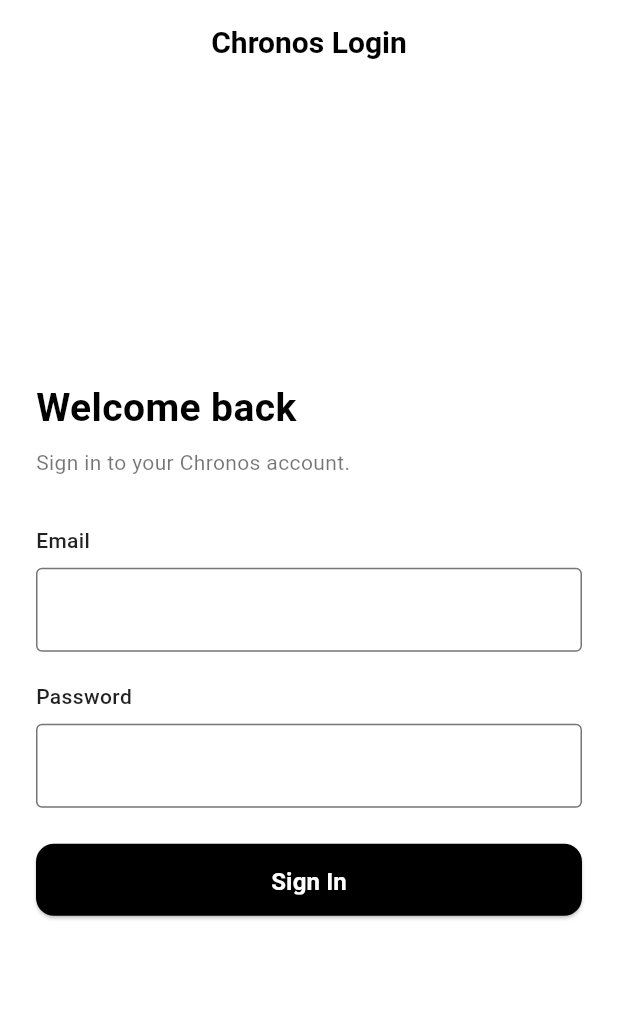
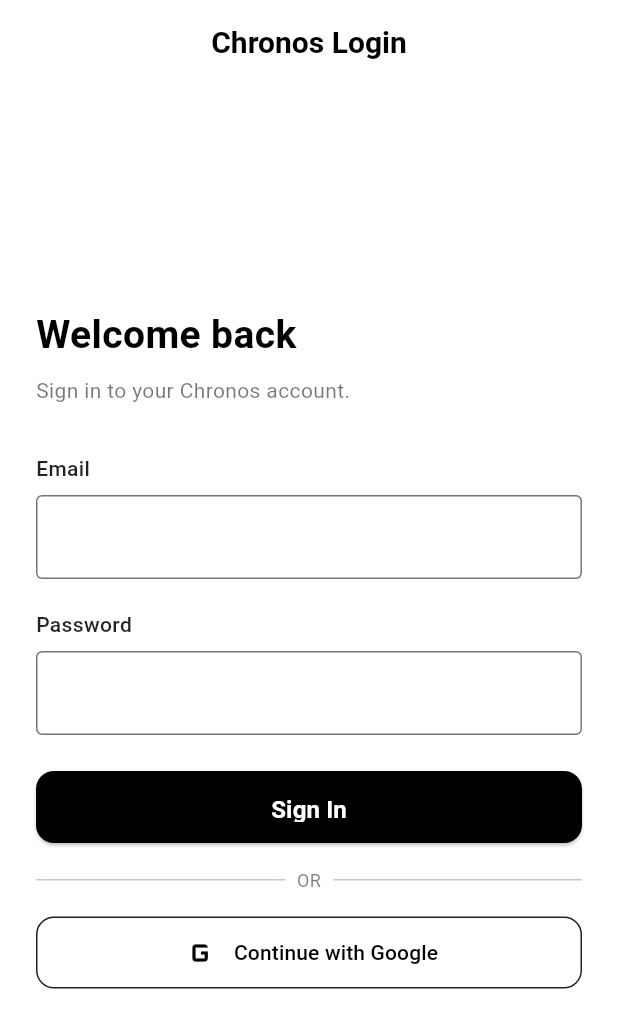
Before and after one commit to Chronus-LTE/chronos-mobile, a Flutter app: the screen it shows after launch, on a phone screen of 412 x 824 dp. Shown: the top 1028 px of the screen. Run offline on Flutter 3.47's test engine with Material 3 defaults, Android fonts, the phone set to English and light mode, and no system bars.

Commit message:
feat: loginwithGoogle and initial auth architecture (services, viewmodel)

```diff
--- a/lib/features/auth/presentation/login_screen.dart
+++ b/lib/features/auth/presentation/login_screen.dart
@@ -1,6 +1,7 @@
 import 'package:flutter/material.dart';
 import 'package:provider/provider.dart';
 import '../viewmodels/auth_view_model.dart';
+import '../presentation/home_screen.dart';
 
 class LoginScreen extends StatefulWidget {
   const LoginScreen({super.key});
@@ -156,6 +157,58 @@
 
                   const SizedBox(height: 16),
 
+                  // Divider OR
+                  Row(
+                    children: const [
+                      Expanded(child: Divider(thickness: 1)),
+                      Padding(
+                        padding: EdgeInsets.symmetric(horizontal: 8.0),
+                        child: Text(
+                          'OR',
+                          style: TextStyle(fontSize: 12, color: Colors.black54),
+                        ),
+                      ),
+                      Expanded(child: Divider(thickness: 1)),
+                    ],
+                  ),
+
+                  const SizedBox(height: 16),
+
+                  // Google Login Button (black&white style)
+                  SizedBox(
+                    height: 48,
+                    child: OutlinedButton(
+                      onPressed: authVm.isLoading ? null : _onGoogleLogin,
+                      style: OutlinedButton.styleFrom(
+                        side: const BorderSide(color: Colors.black87, width: 1),
+                        shape: RoundedRectangleBorder(
+                          borderRadius: BorderRadius.circular(12),
+                        ),
+                      ),
+                      child: Row(
+                        mainAxisAlignment: MainAxisAlignment.center,
+                        mainAxisSize: MainAxisSize.min,
+                        children: const [
+                          Icon(
+                            Icons.g_mobiledata,
+                            size: 28,
+                            color: Colors.black,
+                          ),
+                          SizedBox(width: 8),
+                          Text(
+                            'Continue with Google',
+                            style: TextStyle(
+                              fontSize: 14,
+                              fontWeight: FontWeight.w500,
+                              color: Colors.black,
+                            ),
+                          ),
+                        ],
+                      ),
+                    ),
+                  ),
+
+                  const SizedBox(height: 16),
                 ],
               ),
             ),
@@ -164,4 +217,21 @@
       ),
     );
   }
+
+  Future<void> _onGoogleLogin() async {
+    final authVm = context.read<AuthViewModel>();
+    await authVm.loginWithGoogle();
+
+    if (authVm.isLoggedIn) {
+      if (mounted) {
+        Navigator.of(context).pushReplacement(
+          MaterialPageRoute(builder: (_) => const HomeScreen()),
+        );
+      }
+    } else if (authVm.errorMessage != null && mounted) {
+      ScaffoldMessenger.of(
+        context,
+      ).showSnackBar(SnackBar(content: Text(authVm.errorMessage!)));
+    }
+  }
 }
```
Also changed, not shown: lib/features/auth/presentation/home_screen.dart (added, +15 -0 lines), lib/features/auth/services/auth_service.dart (+21 -11 lines), lib/features/auth/viewmodels/auth_view_model.dart (+26 -1 lines), lib/main.dart (+2 -6 lines).
